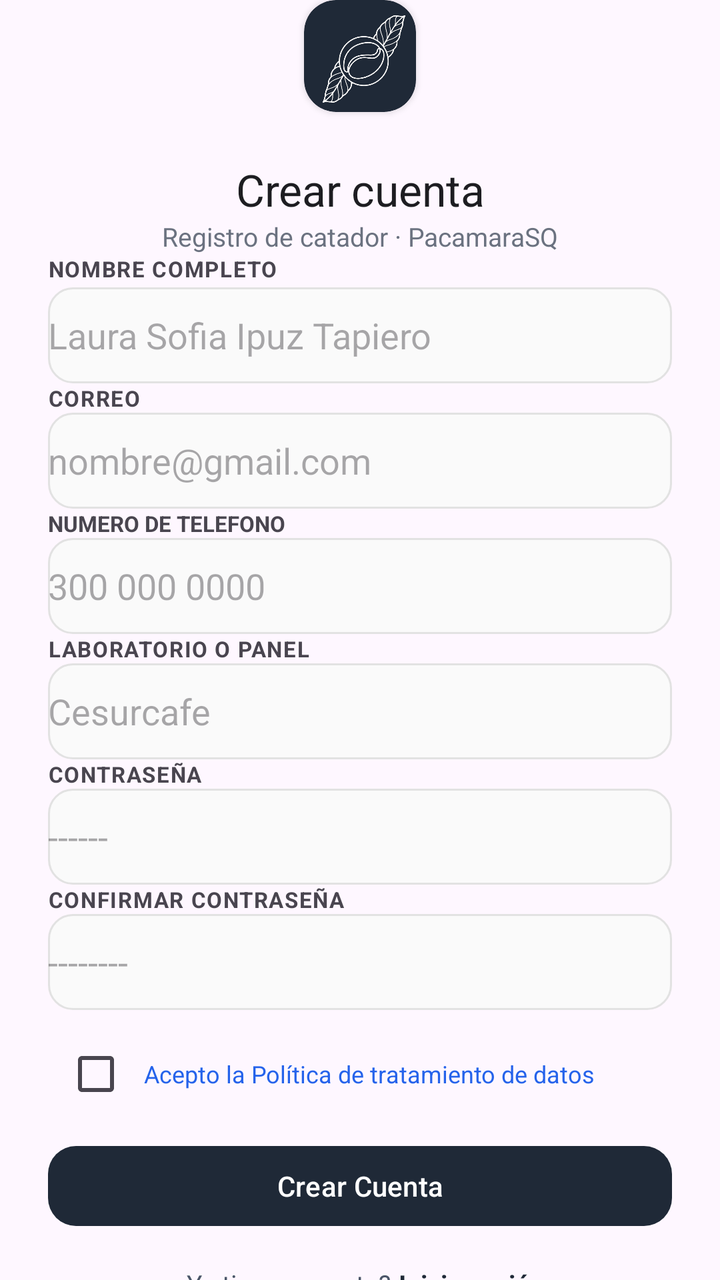
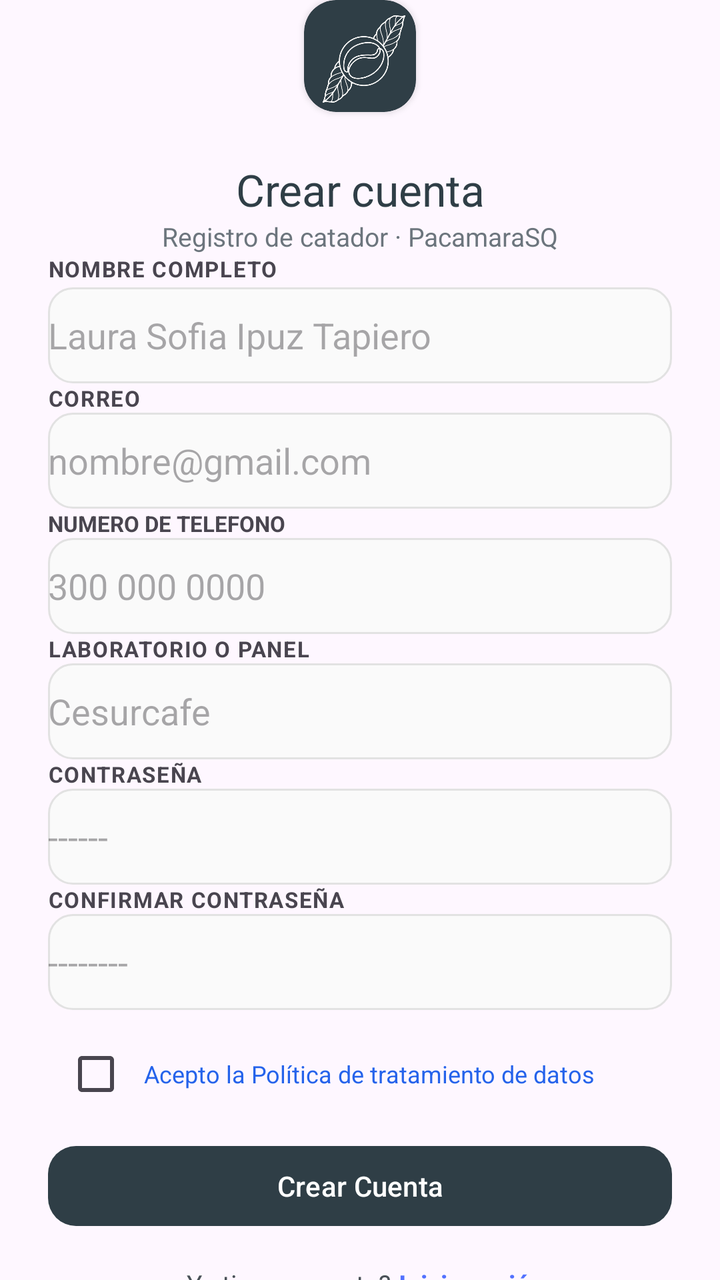

The first picture is an Android layout as it rendered before a commit; the second is the same layout after the commit. The layout source and the unified diff follow.
<!-- AndroidManifest.xml: application theme Theme.LOgin -->
<!-- res/layout/activity_registro.xml -->
<?xml version="1.0" encoding="utf-8"?>
<androidx.constraintlayout.widget.ConstraintLayout xmlns:android="http://schemas.android.com/apk/res/android"
    xmlns:app="http://schemas.android.com/apk/res-auto"
    xmlns:tools="http://schemas.android.com/tools"
    android:id="@+id/main"
    android:layout_width="match_parent"
    android:layout_height="match_parent"
    tools:context="com.example.app.MainActivity">

    <LinearLayout
        android:id="@+id/ll_contairner_form"
        android:layout_width="0dp"
        android:layout_height="wrap_content"
        android:layout_marginStart="24dp"
        android:layout_marginEnd="24dp"
        android:gravity="center_horizontal"
        android:orientation="vertical"
        app:layout_constraintBottom_toBottomOf="parent"
        app:layout_constraintEnd_toEndOf="parent"
        app:layout_constraintStart_toStartOf="parent"
        app:layout_constraintTop_toTopOf="parent"
        app:layout_constraintVertical_bias="0.5">

        <androidx.cardview.widget.CardView
            android:id="@+id/card_logo"
            android:layout_width="56dp"
            android:layout_height="56dp"
            android:layout_marginBottom="24dp"
            app:cardBackgroundColor="#1F2937"
            app:cardCornerRadius="16dp">

            <ImageView
                android:id="@+id/iv_logo"
                android:layout_width="wrap_content"
                android:layout_height="wrap_content"
                android:contentDescription="@string/desc_logo"
                app:srcCompat="@drawable/aded4a36_c05e_4fa1_8418_57cca21fd02b_removebg_preview" />
        </androidx.cardview.widget.CardView>

        <TextView
            android:id="@+id/tv_tituloregistro"
            android:layout_width="wrap_content"
            android:layout_height="wrap_content"
            android:fontFamily="sans-serif"
            android:text="@string/title_create_account"
            android:textAlignment="center"
            android:textColor="#1D1D21"
            android:textSize="22sp" />

        <TextView
            android:id="@+id/tv_subtitulo"
            android:layout_width="wrap_content"
            android:layout_height="wrap_content"
            android:text="@string/subtitle_registration"
            android:textColor="#6B7280"
            android:textSize="13sp" />

        <LinearLayout
            android:id="@+id/ll_containerasks"
            android:layout_width="match_parent"
            android:layout_height="wrap_content"
            android:gravity="center_horizontal"
            android:orientation="vertical">

            <TextView
                android:id="@+id/tv_namelogin"
                android:layout_width="match_parent"
                android:layout_height="wrap_content"
                android:layout_marginBottom="2dp"
                android:letterSpacing="0.05"
                android:text="@string/label_full_name"
                android:textAllCaps="true"
                android:textColorLink="#4A5568"
                android:textSize="11sp"
                android:textStyle="bold" />

            <EditText
                android:id="@+id/et_nombre"
                android:layout_width="match_parent"
                android:layout_height="48dp"
                android:autofillHints="name"
                android:background="@drawable/bg_input_field"
                android:ems="10"
                android:hint="@string/hint_full_name"
                android:importantForAutofill="yes"
                android:inputType="text" />

            <TextView
                android:id="@+id/tv_email"
                android:layout_width="match_parent"
                android:layout_height="wrap_content"
                android:letterSpacing="0.05"
                android:text="@string/label_email"
                android:textAllCaps="true"
                android:textColorLink="#4A5568"
                android:textSize="11sp"
                android:textStyle="bold" />

            <EditText
                android:id="@+id/et_email"
                android:layout_width="match_parent"
                android:layout_height="48dp"
                android:autofillHints="emailAddress"
                android:background="@drawable/bg_input_field"
                android:ems="10"
                android:hint="@string/hint_email"
                android:importantForAutofill="yes"
                android:inputType="textEmailAddress" />

            <TextView
                android:id="@+id/tv_phone"
                android:layout_width="match_parent"
                android:layout_height="wrap_content"
                android:text="@string/label_phone"
                android:textAllCaps="true"
                android:textColorLink="#4A5568"
                android:textSize="11sp"
                android:textStyle="bold" />

            <EditText
                android:id="@+id/et_phone"
                android:layout_width="match_parent"
                android:layout_height="48dp"
                android:autofillHints="phone"
                android:background="@drawable/bg_input_field"
                android:ems="10"
                android:hint="@string/hint_phone"
                android:importantForAutofill="yes"
                android:inputType="phone"
                android:textColorLink="#4A5568"
                android:textSize="18sp" />

            <TextView
                android:id="@+id/tv_panel"
                android:layout_width="match_parent"
                android:layout_height="wrap_content"
                android:letterSpacing="0.05"
                android:text="@string/label_panel"
                android:textAllCaps="true"
                android:textColorLink="#4A5568"
                android:textSize="11sp"
                android:textStyle="bold" />

            <EditText
                android:id="@+id/et_panel"
                android:layout_width="match_parent"
                android:layout_height="48dp"
                android:autofillHints="organizationName"
                android:background="@drawable/bg_input_field"
                android:ems="10"
                android:hint="@string/hint_panel"
                android:importantForAutofill="yes"
                android:inputType="text" />

            <TextView
                android:id="@+id/tv_password"
                android:layout_width="match_parent"
                android:layout_height="wrap_content"
                android:letterSpacing="0.05"
                android:text="@string/label_password"
                android:textAllCaps="true"
                android:textColorLink="#4A5568"
                android:textSize="11sp"
                android:textStyle="bold" />

            <EditText
                android:id="@+id/et_password"
                android:layout_width="match_parent"
                android:layout_height="48dp"
                android:autofillHints="password"
                android:background="@drawable/bg_input_field"
                android:ems="10"
                android:hint="@string/hint_password"
                android:importantForAutofill="yes"
                android:inputType="textPassword" />

            <TextView
                android:id="@+id/tv_confirmpassword"
                android:layout_width="match_parent"
                android:layout_height="wrap_content"
                android:letterSpacing="0.05"
                android:text="@string/label_confirm_password"
                android:textAllCaps="true"
                android:textColorLink="#4A5568"
                android:textSize="11sp"
                android:textStyle="bold" />

            <EditText
                android:id="@+id/et_confirmpassword"
                android:layout_width="match_parent"
                android:layout_height="48dp"
                android:autofillHints="password"
                android:background="@drawable/bg_input_field"
                android:ems="10"
                android:hint="@string/hint_confirm_password"
                android:importantForAutofill="yes"
                android:inputType="textPassword" />

            
            <LinearLayout
                android:layout_width="match_parent"
                android:layout_height="wrap_content"
                android:orientation="horizontal"
                android:gravity="center_vertical"
                android:layout_marginTop="8dp"
                android:layout_marginBottom="8dp">

                <CheckBox
                    android:id="@+id/cb_aceptar_datos"
                    android:layout_width="wrap_content"
                    android:layout_height="wrap_content" />

                <TextView
                    android:id="@+id/tv_tratamiento_datos"
                    android:layout_width="wrap_content"
                    android:layout_height="wrap_content"
                    android:text="@string/text_data_policy"
                    android:textColor="#2563EB"
                    android:textSize="12sp" />
            </LinearLayout>

        </LinearLayout>

        <Button
            android:id="@+id/btn_crearcuenta"
            android:layout_width="match_parent"
            android:layout_height="wrap_content"
            android:text="@string/btn_create_account"
            android:textColor="#FFFFFF"
            app:backgroundTint="#1F2937"
            app:cornerRadius="14dp" />

        <LinearLayout
            android:layout_width="match_parent"
            android:layout_height="wrap_content"
            android:layout_marginTop="16dp"
            android:gravity="center_horizontal"
            android:orientation="horizontal">

            <TextView
                android:id="@+id/tv_info1"
                android:layout_width="wrap_content"
                android:layout_height="wrap_content"
                android:layout_marginEnd="4dp"
                android:text="@string/text_already_have_account"
                android:textColor="#4A5568"
                android:textSize="13sp" />

            <TextView
                android:id="@+id/tv_login"
                android:layout_width="wrap_content"
                android:layout_height="wrap_content"
                android:text="@string/text_login"
                android:textColor="#1F2937"
                android:textSize="13sp"
                android:textStyle="bold" />

        </LinearLayout>

        <TextView
            android:id="@+id/tv_info"
            android:layout_width="match_parent"
            android:layout_height="wrap_content"
            android:text="@string/text_terms_protocol"
            android:textAlignment="center" />

    </LinearLayout>

</androidx.constraintlayout.widget.ConstraintLayout>
<!-- resources referenced by this layout -->
<resources>
  <!-- drawable aded4a36_c05e_4fa1_8418_57cca21fd02b_removebg_preview: png bitmap (drawable, 106159 bytes) -->
  <!-- drawable bg_input_field (drawable) -->
  <?xml version="1.0" encoding="utf-8"?>
  <shape xmlns:android="http://schemas.android.com/apk/res/android"
      android:shape="rectangle">
  
      <solid android:color="#FAFAFA" />
  
      <stroke
          android:width="1dp"
          android:color="#E2E2E2" />
  
      <corners android:radius="12dp" />
  
  </shape>
  <string name="btn_create_account">Crear Cuenta</string>
  <string name="desc_logo">Logo de la aplicación</string>
  <string name="hint_confirm_password">--------</string>
  <string name="hint_email">nombre@gmail.com</string>
  <string name="hint_full_name">Laura Sofia Ipuz Tapiero</string>
  <string name="hint_panel">Cesurcafe</string>
  <string name="hint_password">------</string>
  <string name="hint_phone">300 000 0000</string>
  <string name="label_confirm_password">Confirmar Contraseña</string>
  <string name="label_email">correo</string>
  <string name="label_full_name">Nombre completo</string>
  <string name="label_panel">Laboratorio o panel</string>
  <string name="label_password">Contraseña</string>
  <string name="label_phone">Numero de telefono</string>
  <string name="subtitle_registration">Registro de catador · PacamaraSQ</string>
  <string name="text_already_have_account">¿Ya tienes cuenta?</string>
  <string name="text_data_policy">Acepto la Política de tratamiento de datos</string>
  <string name="text_login">Inicia sesión</string>
  <string name="text_terms_protocol">Al crear tu cuenta aceptas los lineamientos del protocolo CVA · SCA</string>
  <string name="title_create_account">Crear cuenta</string>
  <style name="Theme.LOgin" parent="Base.Theme.LOgin" />
  <style name="Base.Theme.LOgin" parent="Theme.Material3.DayNight.NoActionBar">
          
          
      </style>
</resources>

<!-- the commit's change to res/layout/activity_registro.xml (unified diff, before → after) -->
@@ -26,7 +26,7 @@
             android:layout_width="56dp"
             android:layout_height="56dp"
             android:layout_marginBottom="24dp"
-            app:cardBackgroundColor="#1F2937"
+            app:cardBackgroundColor="@color/primary"
             app:cardCornerRadius="16dp">
 
             <ImageView
@@ -44,7 +44,7 @@
             android:fontFamily="sans-serif"
             android:text="@string/title_create_account"
             android:textAlignment="center"
-            android:textColor="#1D1D21"
+            android:textColor="@color/primary"
             android:textSize="22sp" />
 
         <TextView
@@ -52,7 +52,7 @@
             android:layout_width="wrap_content"
             android:layout_height="wrap_content"
             android:text="@string/subtitle_registration"
-            android:textColor="#6B7280"
+            android:textColor="@color/gray_500"
             android:textSize="13sp" />
 
         <LinearLayout
@@ -226,8 +226,8 @@
             android:layout_width="match_parent"
             android:layout_height="wrap_content"
             android:text="@string/btn_create_account"
-            android:textColor="#FFFFFF"
-            app:backgroundTint="#1F2937"
+            android:textColor="@color/pure_white"
+            app:backgroundTint="@color/primary"
             app:cornerRadius="14dp" />
 
         <LinearLayout
@@ -243,7 +243,7 @@
                 android:layout_height="wrap_content"
                 android:layout_marginEnd="4dp"
                 android:text="@string/text_already_have_account"
-                android:textColor="#4A5568"
+                android:textColor="@color/gray_600"
                 android:textSize="13sp" />
 
             <TextView
@@ -251,7 +251,7 @@
                 android:layout_width="wrap_content"
                 android:layout_height="wrap_content"
                 android:text="@string/text_login"
-                android:textColor="#1F2937"
+                android:textColor="@color/accent_blue"
                 android:textSize="13sp"
                 android:textStyle="bold" />
 
<!-- resource entries referenced after the edit -->
@@ -1,5 +1,10 @@
 <!-- resources referenced by this layout -->
 <resources>
+  <color name="accent_blue">#5271FF</color>
+  <color name="gray_500">#6C757D</color>
+  <color name="gray_600">#495057</color>
+  <color name="primary">#2F3E46</color>
+  <color name="pure_white">#FFFFFF</color>
   <!-- drawable aded4a36_c05e_4fa1_8418_57cca21fd02b_removebg_preview: png bitmap (drawable, 106159 bytes) -->
   <!-- drawable bg_input_field (drawable) -->
   <?xml version="1.0" encoding="utf-8"?>
